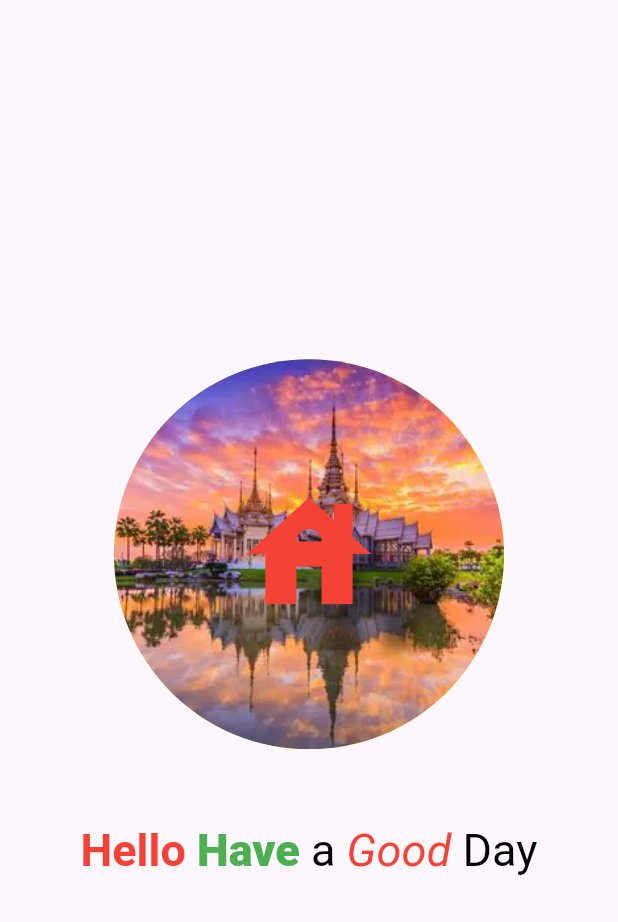
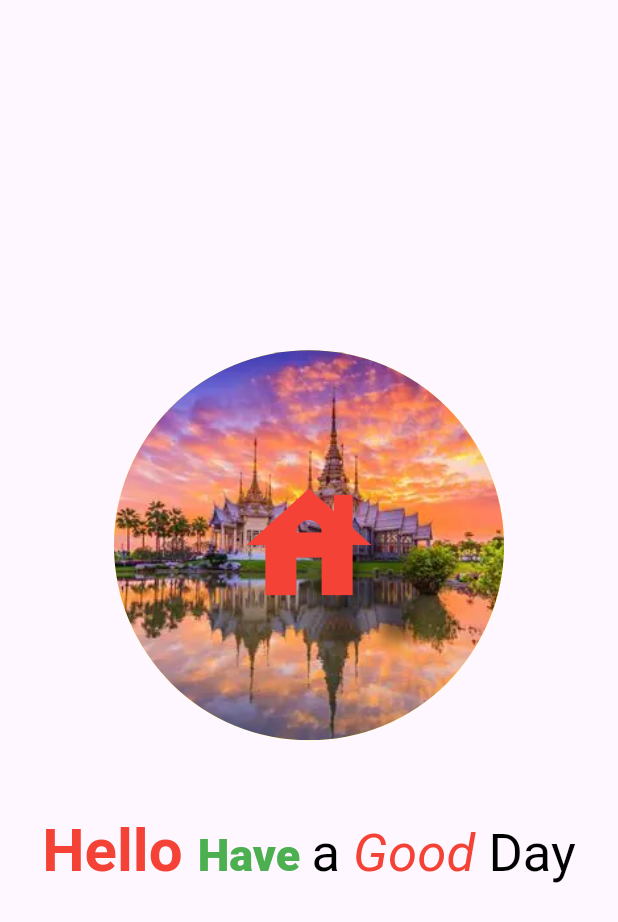
Before and after one commit to Ratndeep1999/daily_practice_of_flutter, a Flutter app: the screen it shows after launch, on a phone screen of 412 x 824 dp. Shown: the top 922 px of the screen. Run offline on Flutter 3.47's test engine with Material 3 defaults, Android fonts, the phone set to English and light mode, and no system bars.

Commit message:
icon, circle-avatar and rich-text

```diff
--- a/lib/icon_richtext_circleavatar.dart
+++ b/lib/icon_richtext_circleavatar.dart
@@ -61,7 +61,7 @@ class IconRichtextCircleavatar extends StatelessWidget {
                 style: TextStyle(
                   // primary scope of text style
                   color: Colors.black,
-                  fontSize: 30,
+                  fontSize: 35,
                   fontWeight: FontWeight.w400,
                 ),
                 children: [
@@ -71,6 +71,7 @@ class IconRichtextCircleavatar extends StatelessWidget {
                     style: TextStyle(
                       color: Colors.red,
                       fontWeight: FontWeight.bold,
+                      fontSize: 40,
                     ),
                   ),
                   TextSpan(
@@ -78,6 +79,7 @@ class IconRichtextCircleavatar extends StatelessWidget {
                     style: TextStyle(
                       color: Colors.green,
                       fontWeight: FontWeight.w900,
+                      fontSize: 30,
                     ),
                   ),
                   TextSpan(text: 'a '),
```
